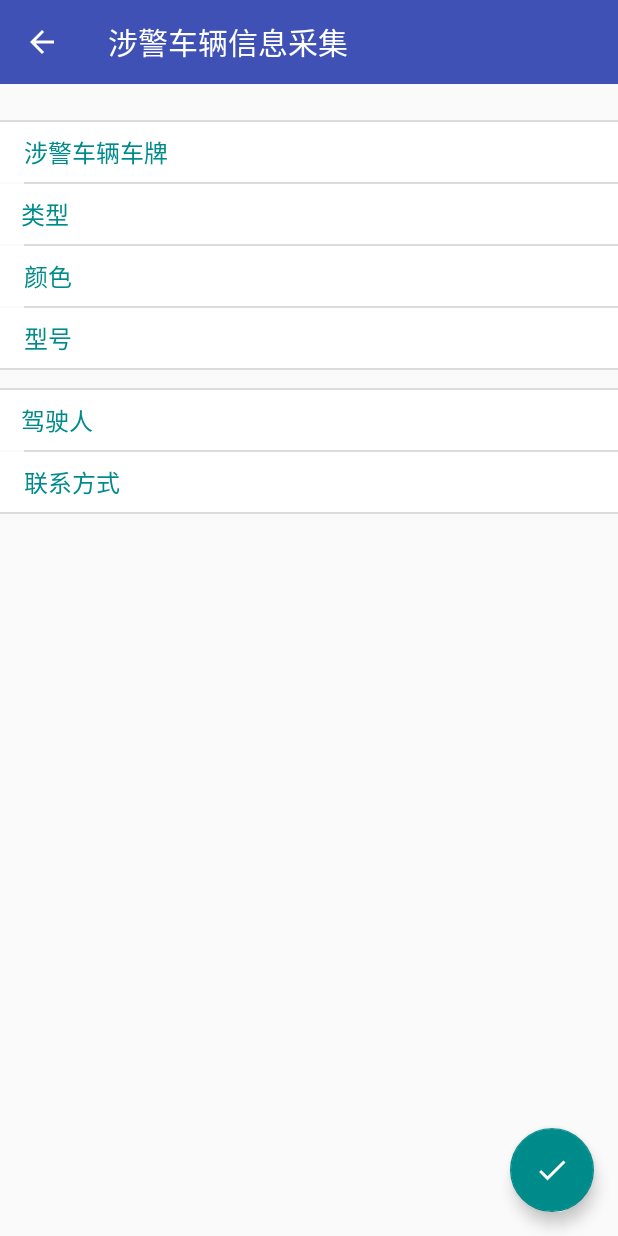
After one commit to ultranumblol/CX_GA_Project, an Android app: the UpLoadSJCarActivity screen opened directly, with no data from a screen before it, on a phone screen of 412 x 824 dp. The commit adds this screen. Run offline under Robolectric (Android 15) with nearby library versions, the phone set to English and light mode, and no system bars; our stand-ins replace ButterKnife.

Commit message:
添加涉警人 涉警车辆的页面

```diff
--- /dev/null
+++ b/app/src/main/java/wgz/com/cx_ga_project/activity/UpLoadSJCarActivity.java
@@ -0,0 +1,36 @@
+package wgz.com.cx_ga_project.activity;
+
+import android.os.Bundle;
+import android.support.design.widget.FloatingActionButton;
+import android.support.v7.widget.Toolbar;
+import android.widget.LinearLayout;
+
+import butterknife.Bind;
+import butterknife.ButterKnife;
+import wgz.com.cx_ga_project.R;
+import wgz.com.cx_ga_project.base.BaseActivity;
+
+public class UpLoadSJCarActivity extends BaseActivity {
+
+
+    @Bind(R.id.toolbar)
+    Toolbar toolbar;
+    @Bind(R.id.content_up_load_sjcar)
+    LinearLayout rootview;
+    @Bind(R.id.fab_addSJCar)
+    FloatingActionButton fab;
+
+    @Override
+    public int getLayoutId() {
+        return R.layout.activity_up_load_sjcar;
+    }
+
+    @Override
+    public void initView() {
+        toolbar.setTitle("涉警车辆信息采集");
+        setSupportActionBar(toolbar);
+        getSupportActionBar().setDisplayHomeAsUpEnabled(true);
+    }
+
+
+}
--- a/app/src/main/java/wgz/com/cx_ga_project/app.java
+++ b/app/src/main/java/wgz/com/cx_ga_project/app.java
@@ -24,7 +24,7 @@ import wgz.datatom.com.utillibrary.util.ToastUtil;
 
 public class app extends Application {
     private static app mApp;
-    public static final String BASE_URL = "http://192.168.1.252/appworkmanager/";
+    public static final String BASE_URL = "http://192.168.1.193:8004/appworkmanager/";
     public static APIservice apiService;
     @Override
     public void onCreate() {
--- /dev/null
+++ b/app/src/main/res/layout/activity_up_load_sjcar.xml
@@ -0,0 +1,31 @@
+<?xml version="1.0" encoding="utf-8"?>
+<android.support.design.widget.CoordinatorLayout xmlns:android="http://schemas.android.com/apk/res/android"
+    xmlns:app="http://schemas.android.com/apk/res-auto"
+    xmlns:tools="http://schemas.android.com/tools"
+    android:layout_width="match_parent"
+    android:layout_height="match_parent"
+    android:fitsSystemWindows="true"
+    tools:context="wgz.com.cx_ga_project.activity.UpLoadSJCarActivity">
+<LinearLayout
+    android:layout_width="match_parent"
+    android:layout_height="match_parent"
+    android:orientation="vertical"
+    >
+    <include layout="@layout/title_toolbar"></include>
+
+    <include layout="@layout/content_up_load_sjcar" />
+
+</LinearLayout>
+
+
+    <android.support.design.widget.FloatingActionButton
+        android:id="@+id/fab_addSJCar"
+        android:layout_width="wrap_content"
+        android:layout_height="wrap_content"
+        android:layout_gravity="bottom|end"
+        android:layout_margin="@dimen/fab_margin"
+        app:backgroundTint="@color/darkcyan"
+        app:srcCompat="@drawable/ic_done_white_36dp"
+        tools:ignore="VectorDrawableCompat" />
+
+</android.support.design.widget.CoordinatorLayout>
--- /dev/null
+++ b/app/src/main/res/layout/content_up_load_sjcar.xml
@@ -0,0 +1,271 @@
+<?xml version="1.0" encoding="utf-8"?>
+<LinearLayout xmlns:android="http://schemas.android.com/apk/res/android"
+    xmlns:app="http://schemas.android.com/apk/res-auto"
+    xmlns:tools="http://schemas.android.com/tools"
+    android:id="@+id/content_up_load_sjcar"
+    android:layout_width="match_parent"
+    android:orientation="vertical"
+    android:layout_height="match_parent"
+
+    tools:context="wgz.com.cx_ga_project.activity.UpLoadSJCarActivity"
+    tools:showIn="@layout/activity_up_load_sjcar">
+
+
+    <TextView
+        android:layout_width="match_parent"
+        android:layout_height="1sp"
+        android:background="@color/gainsboro"
+        android:layout_marginTop="24dp"
+        />
+    <RelativeLayout
+        android:layout_width="match_parent"
+        android:layout_height="40dp"
+        android:orientation="horizontal"
+        android:gravity="center_vertical"
+        android:background="@color/white"
+        android:id="@+id/id_leave_type_layout"
+        >
+
+
+        <EditText
+            android:layout_width="40dp"
+            android:layout_height="wrap_content"
+            android:textSize="16dp"
+            android:layout_centerHorizontal="true"
+            android:layout_centerVertical="true"
+            android:background="@null"
+            android:layout_marginRight="16dp"
+            android:id="@+id/id_leave_type"
+
+            />
+
+        <TextView
+            android:layout_width="wrap_content"
+            android:layout_height="wrap_content"
+            android:text="涉警车辆车牌"
+            android:layout_centerVertical="true"
+            android:layout_marginLeft="16dp"
+            android:textColor="@color/darkcyan"
+            android:textSize="16dp"
+            android:layout_alignParentLeft="true"
+            android:layout_alignParentStart="true"
+            android:layout_marginStart="16dp"
+            android:id="@+id/textView3" />
+
+    </RelativeLayout>
+    <TextView
+        android:layout_width="match_parent"
+        android:layout_height="1sp"
+        android:background="@color/gainsboro"
+        android:layout_marginLeft="16dp"
+        />
+
+
+    <RelativeLayout
+        android:layout_width="match_parent"
+        android:layout_height="40dp"
+        android:orientation="horizontal"
+        android:gravity="center_vertical"
+        android:background="@color/white"
+        android:id="@+id/id_leave_starttime_layout2"
+        >
+
+        <EditText
+            android:layout_width="40dp"
+            android:layout_height="wrap_content"
+            android:textSize="16dp"
+            android:layout_centerHorizontal="true"
+            android:layout_centerVertical="true"
+            android:background="@null"
+            android:layout_marginRight="16dp"
+            android:id="@+id/id_leave_starttime2"
+
+            />
+
+        <TextView
+            android:layout_width="wrap_content"
+            android:layout_height="wrap_content"
+            android:text="类型"
+            android:layout_marginLeft="14dp"
+            android:textColor="@color/darkcyan"
+            android:textSize="16dp"
+            android:layout_alignBaseline="@+id/id_leave_starttime2"
+            android:layout_alignBottom="@+id/id_leave_starttime2"
+            android:layout_alignParentLeft="true"
+            android:layout_alignParentStart="true"
+            android:layout_marginStart="14dp"
+            android:id="@+id/textView22" />
+
+    </RelativeLayout>
+    <TextView
+        android:layout_width="match_parent"
+        android:layout_height="1sp"
+        android:background="@color/gainsboro"
+        android:layout_marginLeft="16dp"
+        />
+
+    <RelativeLayout
+        android:layout_width="match_parent"
+        android:layout_height="40dp"
+        android:orientation="horizontal"
+        android:gravity="center_vertical"
+        android:background="@color/white"
+        android:id="@+id/id_leave_endtime_layout2"
+        >
+        <TextView
+            android:layout_width="wrap_content"
+            android:layout_height="wrap_content"
+            android:text="颜色"
+            android:layout_marginLeft="16dp"
+            android:layout_centerVertical="true"
+            android:textColor="@color/darkcyan"
+            android:textSize="16dp"
+            />
+        <EditText
+            android:layout_width="40dp"
+            android:layout_height="wrap_content"
+            android:textSize="16dp"
+            android:layout_centerHorizontal="true"
+            android:layout_centerVertical="true"
+            android:background="@null"
+            android:layout_marginRight="16dp"
+            android:id="@+id/id_leave_endtime2"
+
+            />
+
+    </RelativeLayout>
+    <TextView
+        android:layout_width="match_parent"
+        android:layout_height="1sp"
+        android:background="@color/gainsboro"
+        android:layout_marginLeft="16dp"
+        />
+    <RelativeLayout
+        android:layout_width="match_parent"
+        android:layout_height="40dp"
+        android:orientation="horizontal"
+        android:gravity="center_vertical"
+        android:background="@color/white"
+        >
+
+
+        <TextView
+            android:layout_width="wrap_content"
+            android:layout_height="wrap_content"
+            android:text="型号"
+            android:layout_centerVertical="true"
+            android:layout_marginLeft="16dp"
+            android:textColor="@color/darkcyan"
+            android:textSize="16dp"
+            />
+        <EditText
+            android:layout_width="40dp"
+            android:layout_height="wrap_content"
+            android:textSize="16dp"
+            android:layout_centerHorizontal="true"
+            android:layout_centerVertical="true"
+            android:background="@null"
+
+            android:layout_marginRight="16dp"
+            android:id="@+id/id_leave_type2"
+
+            />
+
+    </RelativeLayout>
+    <TextView
+        android:layout_width="match_parent"
+        android:layout_height="1sp"
+        android:background="@color/gainsboro"
+
+        />
+    <TextView
+        android:layout_width="match_parent"
+        android:layout_height="1sp"
+        android:background="@color/gainsboro"
+        android:layout_marginTop="12dp"
+        />
+
+    <RelativeLayout
+        android:layout_width="match_parent"
+        android:layout_height="40dp"
+        android:orientation="horizontal"
+        android:gravity="center_vertical"
+        android:background="@color/white"
+        android:id="@+id/id_leave_starttime_layout"
+        >
+
+        <EditText
+            android:layout_width="40dp"
+            android:layout_height="wrap_content"
+            android:textSize="16dp"
+            android:layout_centerHorizontal="true"
+            android:layout_centerVertical="true"
+            android:background="@null"
+
+            android:layout_marginRight="16dp"
+            android:id="@+id/id_leave_starttime"
+
+            />
+
+        <TextView
+            android:layout_width="wrap_content"
+            android:layout_height="wrap_content"
+            android:text="驾驶人"
+            android:layout_marginLeft="14dp"
+            android:textColor="@color/darkcyan"
+            android:layout_centerVertical="true"
+            android:textSize="16dp"
+            android:layout_alignBaseline="@+id/id_leave_starttime"
+            android:layout_alignBottom="@+id/id_leave_starttime"
+            android:layout_alignParentLeft="true"
+            android:layout_alignParentStart="true"
+            android:layout_marginStart="14dp"
+            android:id="@+id/textView2" />
+
+    </RelativeLayout>
+    <TextView
+        android:layout_width="match_parent"
+        android:layout_height="1sp"
+        android:background="@color/gainsboro"
+        android:layout_marginLeft="16dp"
+        />
+
+    <RelativeLayout
+        android:layout_width="match_parent"
+        android:layout_height="40dp"
+        android:orientation="horizontal"
+        android:gravity="center_vertical"
+        android:background="@color/white"
+        android:id="@+id/id_leave_endtime_layout"
+        >
+        <TextView
+            android:layout_width="wrap_content"
+            android:layout_height="wrap_content"
+            android:text="联系方式"
+            android:layout_centerVertical="true"
+            android:layout_marginLeft="16dp"
+            android:textColor="@color/darkcyan"
+            android:textSize="16dp"
+            />
+        <EditText
+            android:layout_width="40dp"
+            android:layout_height="wrap_content"
+            android:textSize="16dp"
+            android:layout_centerHorizontal="true"
+            android:layout_centerVertical="true"
+            android:background="@null"
+
+            android:layout_marginRight="16dp"
+            android:id="@+id/id_leave_endtime"
+
+            />
+
+    </RelativeLayout>
+    <TextView
+        android:layout_width="match_parent"
+        android:layout_height="1sp"
+        android:background="@color/gainsboro"
+
+        />
+
+</LinearLayout>
--- a/app/src/main/res/values/strings.xml
+++ b/app/src/main/res/values/strings.xml
@@ -135,4 +135,6 @@
     <string name="title_activity_my_working_track">MyWorkingTrackActivity</string>
     <string name="title_activity_nearly_video_cam">NearlyVideoCamActivity</string>
     <string name="title_activity_change_code">ChangeCodeActivity</string>
+    <string name="title_activity_sjpeople">SJPeopleActivity</string>
+    <string name="title_activity_up_load_sjcar">UpLoadSJCarActivity</string>
 </resources>
```
Also changed, not shown: app/src/main/AndroidManifest.xml (+8 -0 lines), app/src/main/java/wgz/com/cx_ga_project/API/APIservice.java (+6 -4 lines), app/src/main/java/wgz/com/cx_ga_project/activity/AddJQActivity.java (+30 -4 lines), app/src/main/java/wgz/com/cx_ga_project/activity/NewFightActivity.java (+4 -4 lines), app/src/main/java/wgz/com/cx_ga_project/activity/SJPeopleActivity.java (added, +36 -0 lines), app/src/main/res/layout/activity_sjpeople.xml (added, +26 -0 lines), app/src/main/res/layout/content_sjpeople.xml (added, +135 -0 lines).
